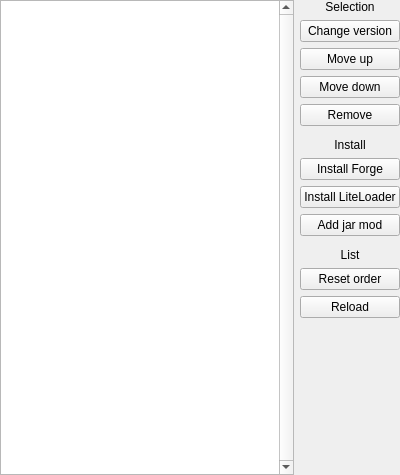
Above: gui/pages/VersionPage.ui from FreesmTeam/FreesmLauncher before the change. Below: the same form after it.
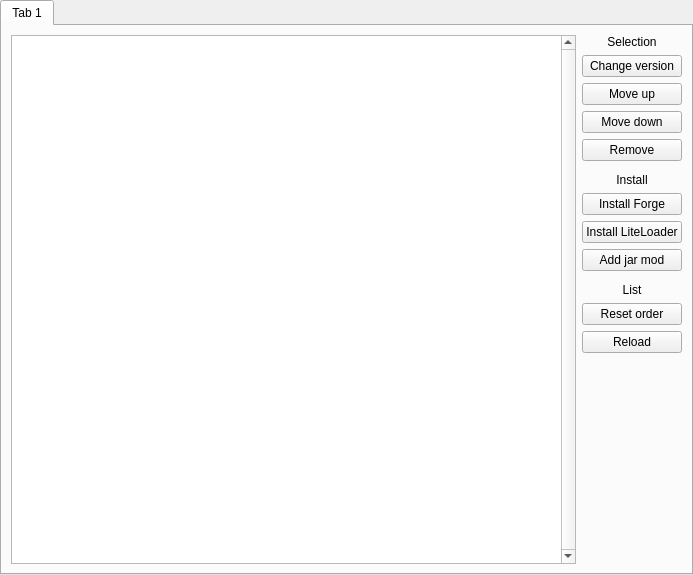
That is the form after the change. Custom widgets are drawn as their Qt base class.

Commit message:
Unify look of all pages.
Now they have a QTabWidget with no tabs as a background.

Diff of the .ui file:
```diff
--- a/gui/pages/VersionPage.ui
+++ b/gui/pages/VersionPage.ui
@@ -6,17 +6,14 @@
    <rect>
     <x>0</x>
     <y>0</y>
-    <width>400</width>
-    <height>475</height>
+    <width>693</width>
+    <height>575</height>
    </rect>
   </property>
   <property name="windowTitle">
    <string>Version</string>
   </property>
-  <layout class="QHBoxLayout" name="horizontalLayout">
-   <property name="spacing">
-    <number>6</number>
-   </property>
+  <layout class="QVBoxLayout" name="verticalLayout">
    <property name="leftMargin">
     <number>0</number>
    </property>
@@ -30,7 +27,15 @@
     <number>0</number>
    </property>
    <item>
-    <layout class="QVBoxLayout" name="verticalLayout_10">
+    <widget class="QTabWidget" name="tabWidget">
+     <property name="currentIndex">
+      <number>0</number>
+     </property>
+     <widget class="QWidget" name="tab">
+      <attribute name="title">
+       <string>Tab 1</string>
+      </attribute>
+      <layout class="QHBoxLayout" name="horizontalLayout">
      <item>
       <widget class="ModListView" name="libraryTreeView">
        <property name="verticalScrollBarPolicy">
@@ -47,8 +52,6 @@
        </attribute>
       </widget>
      </item>
-    </layout>
-   </item>
    <item>
     <layout class="QVBoxLayout" name="verticalLayout_4">
      <item>
@@ -176,6 +179,10 @@
       </spacer>
      </item>
     </layout>
+       </item>
+      </layout>
+     </widget>
+    </widget>
    </item>
   </layout>
  </widget>
```
Lines whose indentation alone changed are shown as unchanged. The commit also changes 13 other files.
